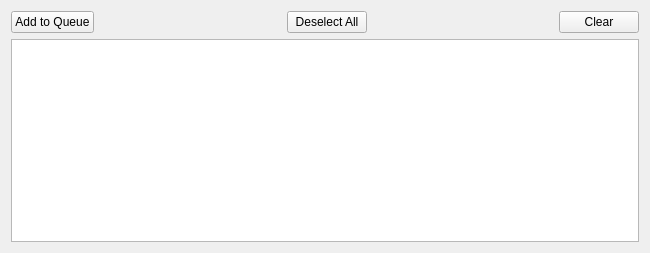
Above: src/QSviz/resources/historyeditor.ui from BCDA-APS/QSview before the change. Below: the same form after it.
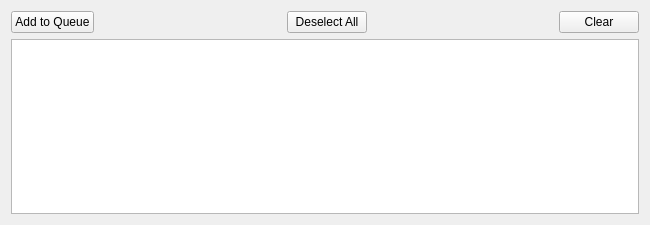
That is the form after the change. Icons and pictures are not drawn.

Diff of the .ui file:
```diff
--- a/src/QSviz/resources/historyeditor.ui
+++ b/src/QSviz/resources/historyeditor.ui
@@ -7,7 +7,7 @@
     <x>0</x>
     <y>0</y>
     <width>650</width>
-    <height>253</height>
+    <height>225</height>
    </rect>
   </property>
   <property name="windowTitle">
```
